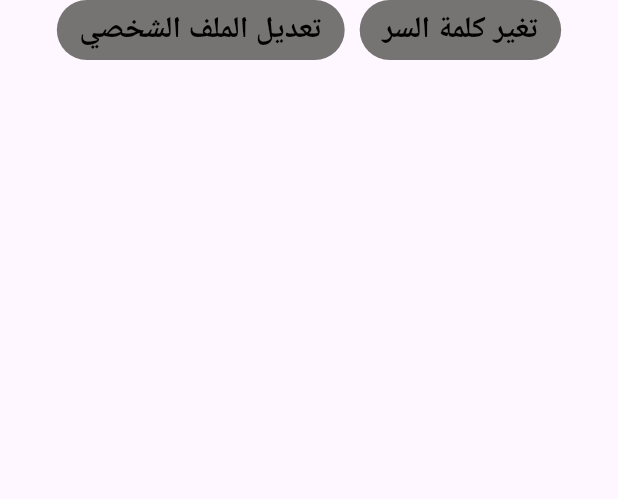
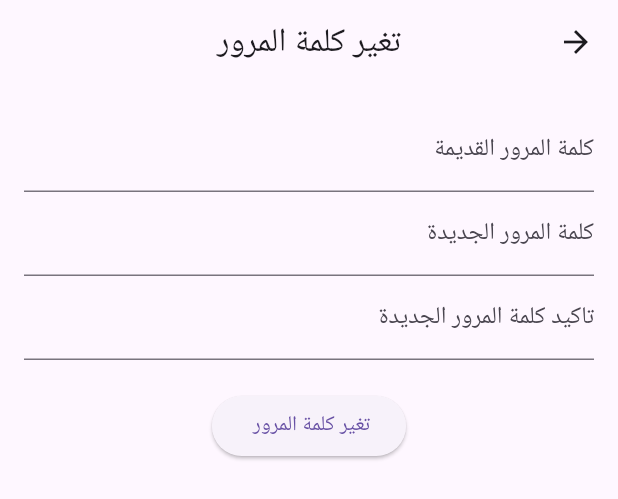
Before and after one commit to Abdelrahmanrafaat19/salty, a Flutter app: the PofileButtons widget shown alone on an empty page, opened directly, after a tap on "تغير كلمة السر", on a phone screen of 412 x 824 dp. Shown: the top 499 px of the screen. Run offline on Flutter 3.47's test engine with Material 3 defaults, Android fonts, the phone set to English and light mode, and no system bars; our stand-ins replace bloc, convex_bottom_bar, dartz, device_preview, dio, flutter_bloc and 5 more; accounts and stored records are empty; network calls fail.

Commit message:
Add  Some Modifation

```diff
--- /dev/null
+++ b/lib/module/change_password_screen.dart
@@ -0,0 +1,105 @@
+import 'package:flutter/material.dart';
+import 'package:flutter_screenutil/flutter_screenutil.dart';
+
+class ChangePasswordScreen extends StatefulWidget {
+  const ChangePasswordScreen({super.key});
+
+  @override
+  // ignore: library_private_types_in_public_api
+  _ChangePasswordScreenState createState() => _ChangePasswordScreenState();
+}
+
+class _ChangePasswordScreenState extends State<ChangePasswordScreen> {
+  final _formKey = GlobalKey<FormState>();
+  final _oldPasswordController = TextEditingController();
+  final _newPasswordController = TextEditingController();
+  final _confirmNewPasswordController = TextEditingController();
+
+  @override
+  void dispose() {
+    _oldPasswordController.dispose();
+    _newPasswordController.dispose();
+    _confirmNewPasswordController.dispose();
+    super.dispose();
+  }
+
+  void _changePassword() {
+    if (_formKey.currentState!.validate()) {
+      // Perform the password change logic here
+      ScaffoldMessenger.of(context).showSnackBar(
+        const SnackBar(content: Text('Password changed successfully!')),
+      );
+    }
+  }
+
+  @override
+  Widget build(BuildContext context) {
+    return Scaffold(
+      appBar: AppBar(
+        forceMaterialTransparency: true,
+        centerTitle: true,
+        title: const Text('تغير كلمة المرور'),
+      ),
+      body: Padding(
+        padding: const EdgeInsets.all(16.0),
+        child: Form(
+          key: _formKey,
+          child: SingleChildScrollView(
+            child: Column(
+              crossAxisAlignment: CrossAxisAlignment.start,
+              children: <Widget>[
+                TextFormField(
+                  controller: _oldPasswordController,
+                  decoration:
+                      const InputDecoration(labelText: 'كلمة المرور القديمة'),
+                  obscureText: true,
+                  validator: (value) {
+                    if (value == null || value.isEmpty) {
+                      return 'رجاء ادخل كلمة المرور الخاص بيك';
+                    }
+                    return null;
+                  },
+                ),
+                TextFormField(
+                  controller: _newPasswordController,
+                  decoration:
+                      const InputDecoration(labelText: 'كلمة المرور الجديدة'),
+                  obscureText: true,
+                  validator: (value) {
+                    if (value == null || value.isEmpty) {
+                      return 'رجاء ادخل كلمة المرور الجديدة';
+                    } else if (value.length < 6) {
+                      return 'يجب ان الا تقل كلمة المرور عن 6 احرف ';
+                    }
+                    return null;
+                  },
+                ),
+                TextFormField(
+                  controller: _confirmNewPasswordController,
+                  decoration: const InputDecoration(
+                      labelText: 'تاكيد كلمة المرور الجديدة'),
+                  obscureText: true,
+                  validator: (value) {
+                    if (value == null || value.isEmpty) {
+                      return 'يجب ادخال تأكيد كلمة المرور الجديدة';
+                    } else if (value != _newPasswordController.text) {
+                      return 'كلمة المرور لا تساوي كلمة المرور الجديدة';
+                    }
+                    return null;
+                  },
+                ),
+                SizedBox(height: 20.h),
+                Center(
+                  child: ElevatedButton(
+                    onPressed: _changePassword,
+                    child: const Text('تغير كلمة المرور '),
+                  ),
+                ),
+              ],
+            ),
+          ),
+        ),
+      ),
+    );
+  }
+}
--- a/lib/module/home_screen.dart
+++ b/lib/module/home_screen.dart
@@ -1,4 +1,3 @@
-import 'package:flutter/gestures.dart';
 import 'package:flutter/material.dart';
 import 'package:flutter_screenutil/flutter_screenutil.dart';
 import 'package:responsive/layout/bottom_navigatin_bar.dart';
@@ -8,6 +7,7 @@ import 'package:responsive/shared/component/custom_text.dart';
 import 'package:responsive/shared/component/offer_containers.dart';
 import 'package:responsive/shared/component/stack_container.dart';
 import 'package:responsive/shared/component/the_most_container.dart';
+import 'package:responsive/shared/responsive_text.dart';
 import 'package:responsive/shared/theme/color.dart';
 
 class HomeScreen extends StatefulWidget {
@@ -134,7 +134,7 @@ class _HomeScreenState extends State<HomeScreen> {
                         child: customText(
                             text: "البحث عن المنتجات",
                             color: SharedColor.greyColor,
-                            fontSize: width * 0.05,
+                            fontSize: getResponsiveFont(context, fontSize: 20),
                             fontWeight: FontWeight.bold),
                       ),
                       suffixIcon: IconButton(
--- a/lib/module/profile/profile.dart
+++ b/lib/module/profile/profile.dart
@@ -7,8 +7,6 @@ import 'package:responsive/controller/profile/bloc/profile_state.dart';
 import 'package:responsive/module/profile/widget/profile_buttons.dart';
 import 'package:responsive/module/profile/widget/profile_form.dart';
 import 'package:responsive/module/profile/widget/profile_image.dart';
-import 'package:responsive/shared/component/custom_form_field.dart';
-import 'package:responsive/shared/component/custome_button.dart';
 import 'package:responsive/shared/theme/color.dart';
 
 class ProfileScreen extends StatefulWidget {
--- a/lib/module/profile/widget/profile_buttons.dart
+++ b/lib/module/profile/widget/profile_buttons.dart
@@ -1,5 +1,6 @@
 import 'package:flutter/material.dart';
 import 'package:flutter_screenutil/flutter_screenutil.dart';
+import 'package:responsive/module/change_password_Screen.dart';
 import 'package:responsive/shared/component/custome_button.dart';
 import 'package:responsive/shared/theme/color.dart';
 
@@ -28,7 +29,13 @@ class PofileButtons extends StatelessWidget {
               ),
               paddingHersontal: 15.w,
               paddingVertical: 5.h,
-              onTap: () {},
+              onTap: () {
+                Navigator.of(context).push(
+                  MaterialPageRoute(
+                    builder: (context) => const ChangePasswordScreen(),
+                  ),
+                );
+              },
             ),
             SizedBox(
               width: 10.w,
--- a/pubspec.yaml
+++ b/pubspec.yaml
@@ -40,12 +40,13 @@ dependencies:
   flutter_localizations:
     sdk: flutter
   flutter_screenutil: ^5.9.0
-  intl: ^0.19.0
+  intl: ^0.18.1
   intl_phone_field: ^3.2.0
   smooth_page_indicator: ^1.1.0
   get_it: ^7.7.0
   hive: ^2.2.3
   hive_flutter: ^1.1.0
+
 
 dev_dependencies:
   flutter_launcher_icons: ^0.13.1
```
Also changed, not shown: lib/main.dart (+11 -10 lines), lib/module/login_screen.dart (+7 -4 lines), lib/shared/responsive_text.dart (added, +20 -0 lines), pubspec.lock.
